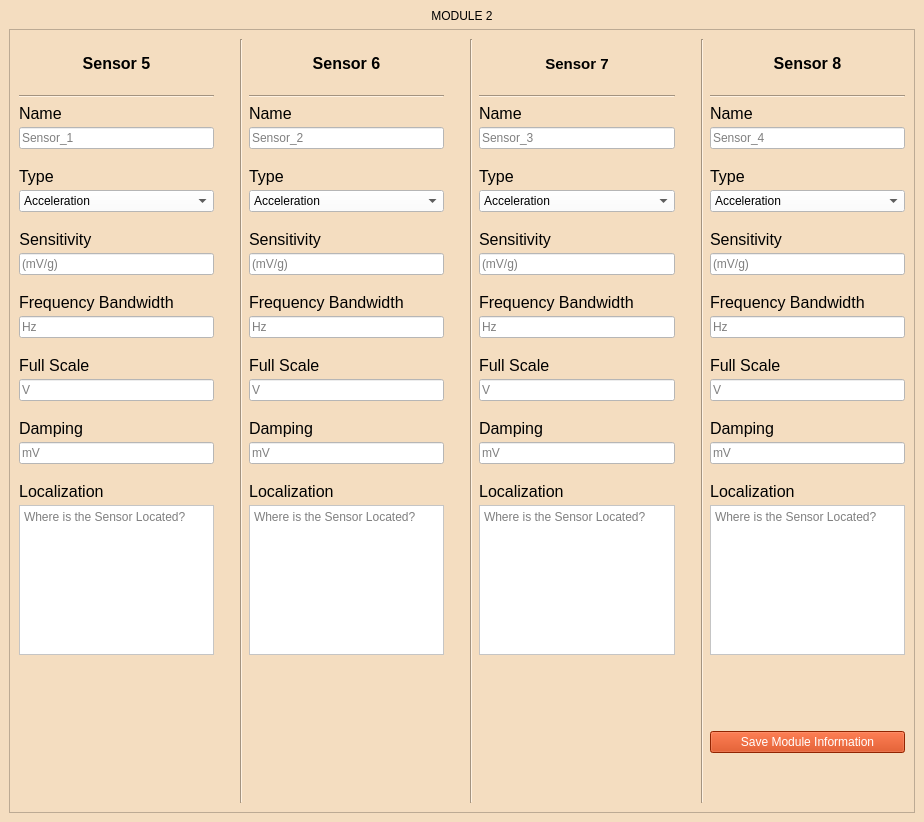
Above: GUI/Qt_Files/module_1_info_window.ui from jrsm1/EWAS_Application before the change. Below: the same form after it.
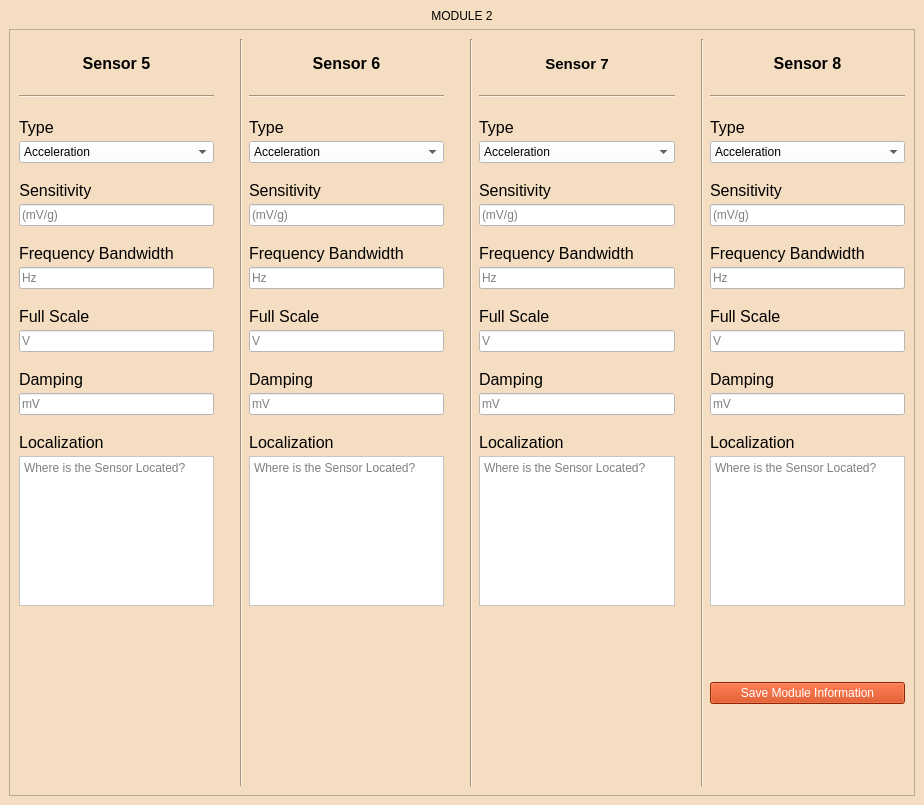
That is the form after the change.

The edit to the form file:
```diff
--- a/GUI/Qt_Files/module_1_info_window.ui
+++ b/GUI/Qt_Files/module_1_info_window.ui
@@ -7,7 +7,7 @@
     <x>0</x>
     <y>0</y>
     <width>924</width>
-    <height>822</height>
+    <height>805</height>
    </rect>
   </property>
   <property name="windowTitle">
@@ -88,18 +88,6 @@
             <number>4</number>
            </property>
            <item row="0" column="1">
-            <widget class="QLabel" name="channel_info_sensor1_nameLabel">
-             <property name="text">
-              <string>&lt;html&gt;&lt;head/&gt;&lt;body&gt;&lt;p&gt;&lt;span
-															style=&quot; font-size:12pt;&quot;&gt;Name&lt;/span&gt;&lt;/p&gt;&lt;/body&gt;&lt;/html&gt;
-														</string>
-             </property>
-             <property name="alignment">
-              <set>Qt::AlignLeading|Qt::AlignLeft|Qt::AlignVCenter</set>
-             </property>
-            </widget>
-           </item>
-           <item row="2" column="1">
             <spacer name="horizontalSpacer_31">
              <property name="orientation">
               <enum>Qt::Horizontal</enum>
@@ -112,7 +100,7 @@
              </property>
             </spacer>
            </item>
-           <item row="3" column="0">
+           <item row="1" column="0">
             <widget class="QLabel" name="channel_info_sensor1_type_Label">
              <property name="text">
               <string>&lt;html&gt;&lt;head/&gt;&lt;body&gt;&lt;p&gt;&lt;span
@@ -121,7 +109,7 @@
              </property>
             </widget>
            </item>
-           <item row="3" column="1">
+           <item row="1" column="1">
             <widget class="QComboBox" name="channel_info_sensor1_type_DropDown">
              <property name="styleSheet">
               <string notr="true">background-color: rgb(255, 255, 255);
@@ -151,7 +139,7 @@
              </item>
             </widget>
            </item>
-           <item row="4" column="1">
+           <item row="2" column="1">
             <spacer name="horizontalSpacer_5">
              <property name="orientation">
               <enum>Qt::Horizontal</enum>
@@ -164,7 +152,7 @@
              </property>
             </spacer>
            </item>
-           <item row="5" column="0">
+           <item row="3" column="0">
             <widget class="QLabel" name="channel_info_sensor1_Sensitivity_Label">
              <property name="text">
               <string>&lt;html&gt;&lt;head/&gt;&lt;body&gt;&lt;p&gt;&lt;span
@@ -176,7 +164,7 @@
              </property>
             </widget>
            </item>
-           <item row="5" column="1">
+           <item row="3" column="1">
             <widget class="QLineEdit" name="channel_info_sensor1_Sensitivity_LineEdit">
              <property name="styleSheet">
               <string notr="true">background-color: rgb(255, 255, 255);
@@ -189,7 +177,7 @@
              </property>
             </widget>
            </item>
-           <item row="6" column="1">
+           <item row="4" column="1">
             <spacer name="horizontalSpacer_32">
              <property name="orientation">
               <enum>Qt::Horizontal</enum>
@@ -202,7 +190,7 @@
              </property>
             </spacer>
            </item>
-           <item row="7" column="0">
+           <item row="5" column="0">
             <widget class="QLabel" name="channel_info_sensor1_frequency_Bandwidth_Label">
              <property name="text">
               <string>&lt;html&gt;&lt;head/&gt;&lt;body&gt;&lt;p&gt;&lt;span
@@ -211,7 +199,7 @@
              </property>
             </widget>
            </item>
-           <item row="7" column="1">
+           <item row="5" column="1">
             <widget class="QLineEdit" name="channel_info_sensor1_frequency_Bandwidth_LineEdit">
              <property name="styleSheet">
               <string notr="true">background-color: rgb(255, 255, 255);
@@ -224,7 +212,7 @@
              </property>
             </widget>
            </item>
-           <item row="8" column="1">
+           <item row="6" column="1">
             <spacer name="horizontalSpacer_33">
              <property name="orientation">
               <enum>Qt::Horizontal</enum>
@@ -237,7 +225,7 @@
              </property>
             </spacer>
            </item>
-           <item row="9" column="0">
+           <item row="7" column="0">
             <widget class="QLabel" name="channel_info_sensor1_full_Scale_Label">
              <property name="text">
               <string>&lt;html&gt;&lt;head/&gt;&lt;body&gt;&lt;p&gt;&lt;span
@@ -246,7 +234,7 @@
              </property>
             </widget>
            </item>
-           <item row="9" column="1">
+           <item row="7" column="1">
             <widget class="QLineEdit" name="channel_info_sensor1_full_Scale_LineEdit">
              <property name="styleSheet">
               <string notr="true">background-color: rgb(255, 255, 255);
@@ -259,7 +247,7 @@
              </property>
             </widget>
            </item>
-           <item row="10" column="0" colspan="2">
+           <item row="8" column="0" colspan="2">
             <spacer name="horizontalSpacer_34">
              <property name="orientation">
               <enum>Qt::Horizontal</enum>
@@ -272,7 +260,7 @@
              </property>
             </spacer>
            </item>
-           <item row="11" column="0">
+           <item row="9" column="0">
             <widget class="QLabel" name="channel_info_sensor1_dampingLabel">
              <property name="text">
               <string>&lt;html&gt;&lt;head/&gt;&lt;body&gt;&lt;p&gt;&lt;span
@@ -281,7 +269,7 @@
              </property>
             </widget>
            </item>
-           <item row="11" column="1">
+           <item row="9" column="1">
             <widget class="QLineEdit" name="channel_info_sensor1_dampingLineEdit">
              <property name="styleSheet">
               <string notr="true">background-color: rgb(255, 255, 255);
@@ -294,7 +282,7 @@
              </property>
             </widget>
            </item>
-           <item row="12" column="0" colspan="2">
+           <item row="10" column="0" colspan="2">
             <spacer name="horizontalSpacer_35">
              <property name="orientation">
               <enum>Qt::Horizontal</enum>
@@ -307,7 +295,7 @@
              </property>
             </spacer>
            </item>
-           <item row="13" column="0">
+           <item row="11" column="0">
             <widget class="QLabel" name="channel_info_sensor1_locationLabel">
              <property name="text">
               <string>&lt;html&gt;&lt;head/&gt;&lt;body&gt;&lt;p&gt;&lt;span
@@ -319,7 +307,7 @@
              </property>
             </widget>
            </item>
-           <item row="13" column="1">
+           <item row="11" column="1">
             <widget class="QTextEdit" name="channel_info_sensor1_location_Edit">
              <property name="maximumSize">
               <size>
@@ -338,22 +326,6 @@
              </property>
             </widget>
            </item>
-           <item row="1" column="1">
-            <widget class="QLineEdit" name="channel_info_sensor1_nameLineEdit">
-             <property name="enabled">
-              <bool>false</bool>
-             </property>
-             <property name="styleSheet">
-              <string notr="true">background-color:rgb(255, 255, 255);
-															color: rgb(0, 0, 0);
-															font: 12pt &quot;MS Shell Dlg 2&quot;;
-														</string>
-             </property>
-             <property name="placeholderText">
-              <string>Sensor_1</string>
-             </property>
-            </widget>
-           </item>
           </layout>
          </item>
         </layout>
@@ -417,32 +389,7 @@
            <property name="verticalSpacing">
             <number>4</number>
            </property>
-           <item row="0" column="0">
-            <widget class="QLabel" name="channel_info_sensor2_nameLabel">
-             <property name="text">
-              <string>&lt;html&gt;&lt;head/&gt;&lt;body&gt;&lt;p&gt;&lt;span
-															style=&quot; font-size:12pt;&quot;&gt;Name&lt;/span&gt;&lt;/p&gt;&lt;/body&gt;&lt;/html&gt;
-														</string>
-             </property>
-            </widget>
-           </item>
            <item row="0" column="1">
-            <widget class="QLineEdit" name="channel_info_sensor2_nameLineEdit">
-             <property name="enabled">
-              <bool>false</bool>
-             </property>
-             <property name="styleSheet">
-              <string notr="true">background-color: rgb(255, 255, 255);
-															color: rgb(0, 0, 0);
-															font: 12pt &quot;MS Shell Dlg 2&quot;;
-														</string>
-             </property>
-             <property name="placeholderText">
-              <string>Sensor_2</string>
-             </property>
-            </widget>
-           </item>
-           <item row="1" column="1">
             <spacer name="horizontalSpacer_6">
              <property name="orientation">
               <enum>Qt::Horizontal</enum>
@@ -455,7 +402,7 @@
              </property>
             </spacer>
            </item>
-           <item row="2" column="0">
+           <item row="1" column="0">
             <widget class="QLabel" name="channel_info_sensor2_type_Label">
              <property name="text">
               <string>&lt;html&gt;&lt;head/&gt;&lt;body&gt;&lt;p&gt;&lt;span
@@ -464,7 +411,7 @@
              </property>
             </widget>
            </item>
-           <item row="2" column="1">
+           <item row="1" column="1">
             <widget class="QComboBox" name="channel_info_sensor2_type_DropDown">
              <property name="styleSheet">
               <string notr="true">background-color: rgb(255, 255, 255);
@@ -494,7 +441,7 @@
              </item>
             </widget>
            </item>
-           <item row="3" column="0" colspan="2">
+           <item row="2" column="0" colspan="2">
             <spacer name="horizontalSpacer_36">
              <property name="orientation">
               <enum>Qt::Horizontal</enum>
@@ -507,7 +454,7 @@
              </property>
             </spacer>
            </item>
-           <item row="4" column="0">
+           <item row="3" column="0">
             <widget class="QLabel" name="channel_info_sensor2_Sensitivity_Label">
              <property name="text">
               <string>&lt;html&gt;&lt;head/&gt;&lt;body&gt;&lt;p&gt;&lt;span
@@ -516,7 +463,7 @@
              </property>
             </widget>
            </item>
-           <item row="4" column="1">
+           <item row="3" column="1">
             <widget class="QLineEdit" name="channel_info_sensor2_Sensitivity_LineEdit">
              <property name="styleSheet">
               <string notr="true">background-color: rgb(255, 255, 255);
@@ -529,7 +476,7 @@
              </property>
             </widget>
            </item>
-           <item row="5" column="1">
+           <item row="4" column="1">
             <spacer name="horizontalSpacer_37">
              <property name="orientation">
               <enum>Qt::Horizontal</enum>
@@ -542,7 +489,7 @@
              </property>
             </spacer>
            </item>
-           <item row="6" column="1">
+           <item row="5" column="1">
             <widget class="QLabel" name="channel_info_sensor2_frequency_Bandwidth_Label">
              <property name="text">
               <string>&lt;html&gt;&lt;head/&gt;&lt;body&gt;&lt;p&gt;&lt;span
@@ -551,7 +498,7 @@
              </property>
             </widget>
            </item>
-           <item row="7" column="1">
+           <item row="6" column="1">
             <widget class="QLineEdit" name="channel_info_sensor2_frequency_Bandwidth_LineEdit">
              <property name="styleSheet">
               <string notr="true">background-color: rgb(255, 255, 255);
@@ -564,7 +511,7 @@
              </property>
             </widget>
            </item>
-           <item row="8" column="1">
+           <item row="7" column="1">
             <spacer name="horizontalSpacer_38">
              <property name="orientation">
               <enum>Qt::Horizontal</enum>
@@ -577,7 +524,7 @@
              </property>
             </spacer>
            </item>
-           <item row="9" column="0">
+           <item row="8" column="0">
             <widget class="QLabel" name="channel_info_sensor2_full_Scale_Label">
              <property name="text">
               <string>&lt;html&gt;&lt;head/&gt;&lt;body&gt;&lt;p&gt;&lt;span
@@ -586,7 +533,7 @@
              </property>
             </widget>
            </item>
-           <item row="9" column="1">
+           <item row="8" column="1">
             <widget class="QLineEdit" name="channel_info_sensor2_full_Scale_LineEdit">
              <property name="styleSheet">
               <string notr="true">background-color: rgb(255, 255, 255);
@@ -599,7 +546,7 @@
              </property>
             </widget>
            </item>
-           <item row="10" column="1">
+           <item row="9" column="1">
             <spacer name="horizontalSpacer_39">
              <property name="orientation">
               <enum>Qt::Horizontal</enum>
@@ -612,7 +559,7 @@
              </property>
             </spacer>
            </item>
-           <item row="11" column="0">
+           <item row="10" column="0">
             <widget class="QLabel" name="channel_info_sensor2_dampingLabel">
              <property name="text">
               <string>&lt;html&gt;&lt;head/&gt;&lt;body&gt;&lt;p&gt;&lt;span
@@ -621,7 +568,7 @@
              </property>
             </widget>
            </item>
-           <item row="11" column="1">
+           <item row="10" column="1">
             <widget class="QLineEdit" name="channel_info_sensor2_dampingLineEdit">
              <property name="styleSheet">
               <string notr="true">background-color: rgb(255, 255, 255);
@@ -634,7 +581,7 @@
              </property>
             </widget>
            </item>
-           <item row="12" column="1">
+           <item row="11" column="1">
             <spacer name="horizontalSpacer_40">
              <property name="orientation">
               <enum>Qt::Horizontal</enum>
@@ -647,7 +594,7 @@
              </property>
             </spacer>
            </item>
-           <item row="13" column="0">
+           <item row="12" column="0">
             <widget class="QLabel" name="channel_info_sensor2_location_Label">
              <property name="text">
               <string>&lt;html&gt;&lt;head/&gt;&lt;body&gt;&lt;p align=&quot;center&quot;&gt;&lt;span
@@ -659,7 +606,7 @@
              </property>
             </widget>
            </item>
-           <item row="13" column="1">
+           <item row="12" column="1">
             <widget class="QTextEdit" name="channel_info_sensor2_location_Edit">
              <property name="maximumSize">
               <size>
@@ -748,31 +695,6 @@
             <number>4</number>
            </property>
            <item row="0" column="1">
-            <widget class="QLabel" name="channel_info_sensor3_nameLabel">
-             <property name="text">
-              <string>&lt;html&gt;&lt;head/&gt;&lt;body&gt;&lt;p&gt;&lt;span
-															style=&quot; font-size:12pt;&quot;&gt;Name&lt;/span&gt;&lt;/p&gt;&lt;/body&gt;&lt;/html&gt;
-														</string>
-             </property>
-            </widget>
-           </item>
-           <item row="1" column="1">
-            <widget class="QLineEdit" name="channel_info_sensor3_nameLineEdit">
-             <property name="enabled">
-              <bool>false</bool>
-             </property>
-             <property name="styleSheet">
-              <string notr="true">background-color: rgb(255, 255, 255);
-															color: rgb(0, 0, 0);
-															font: 12pt &quot;MS Shell Dlg 2&quot;;
-														</string>
-             </property>
-             <property name="placeholderText">
-              <string>Sensor_3</string>
-             </property>
-            </widget>
-           </item>
-           <item row="2" column="1">
             <spacer name="horizontalSpacer_41">
              <property name="orientation">
               <enum>Qt::Horizontal</enum>
@@ -785,7 +707,7 @@
              </property>
             </spacer>
            </item>
-           <item row="3" column="0">
+           <item row="1" column="0">
             <widget class="QLabel" name="channel_info_sensor3_type_Label">
              <property name="text">
               <string>&lt;html&gt;&lt;head/&gt;&lt;body&gt;&lt;p&gt;&lt;span
@@ -794,7 +716,7 @@
              </property>
             </widget>
            </item>
-           <item row="3" column="1">
+           <item row="1" column="1">
             <widget class="QComboBox" name="channel_info_sensor3_type_DropDown">
              <property name="styleSheet">
               <string notr="true">background-color: rgb(255, 255, 255);
@@ -824,7 +746,7 @@
              </item>
             </widget>
            </item>
-           <item row="4" column="1">
+           <item row="2" column="1">
             <spacer name="horizontalSpacer_42">
              <property name="orientation">
               <enum>Qt::Horizontal</enum>
@@ -837,7 +759,7 @@
              </property>
             </spacer>
            </item>
-           <item row="5" column="0">
+           <item row="3" column="0">
             <widget class="QLabel" name="channel_info_sensor3_Sensitivity_Label">
              <property name="text">
               <string>&lt;html&gt;&lt;head/&gt;&lt;body&gt;&lt;p&gt;&lt;span
@@ -846,7 +768,7 @@
              </property>
             </widget>
            </item>
-           <item row="5" column="1">
+           <item row="3" column="1">
             <widget class="QLineEdit" name="channel_info_sensor3_Sensitivity_LineEdit">
              <property name="styleSheet">
               <string notr="true">background-color: rgb(255, 255, 255);
@@ -859,7 +781,7 @@
              </property>
             </widget>
            </item>
-           <item row="6" column="1">
+           <item row="4" column="1">
             <spacer name="horizontalSpacer_43">
              <property name="orientation">
               <enum>Qt::Horizontal</enum>
@@ -872,7 +794,7 @@
              </property>
             </spacer>
            </item>
-           <item row="7" column="1">
+           <item row="5" column="1">
             <widget class="QLabel" name="channel_info_sensor3_frequency_Bandwidth_Label">
              <property name="text">
               <string>&lt;html&gt;&lt;head/&gt;&lt;body&gt;&lt;p&gt;&lt;span
@@ -881,7 +803,7 @@
              </property>
             </widget>
            </item>
-           <item row="8" column="1">
+           <item row="6" column="1">
             <widget class="QLineEdit" name="channel_info_sensor3_frequency_Bandwidth_LineEdit">
              <property name="styleSheet">
               <string notr="true">background-color: rgb(255, 255, 255);
@@ -894,7 +816,7 @@
              </property>
             </widget>
            </item>
-           <item row="9" column="1">
+           <item row="7" column="1">
             <spacer name="horizontalSpacer_44">
              <property name="orientation">
               <enum>Qt::Horizontal</enum>
@@ -907,7 +829,7 @@
              </property>
             </spacer>
            </item>
-           <item row="10" column="0">
+           <item row="8" column="0">
             <widget class="QLabel" name="channel_info_sensor3_full_Scale_Label">
              <property name="text">
               <string>&lt;html&gt;&lt;head/&gt;&lt;body&gt;&lt;p&gt;&lt;span
@@ -916,7 +838,7 @@
              </property>
             </widget>
            </item>
-           <item row="10" column="1">
+           <item row="8" column="1">
             <widget class="QLineEdit" name="channel_info_sensor3_full_scale_LineEdit">
              <property name="styleSheet">
               <string notr="true">background-color: rgb(255, 255, 255);
@@ -929,7 +851,7 @@
              </property>
             </widget>
            </item>
-           <item row="11" column="1">
+           <item row="9" column="1">
             <spacer name="horizontalSpacer_45">
              <property name="orientation">
               <enum>Qt::Horizontal</enum>
@@ -942,7 +864,7 @@
              </property>
             </spacer>
            </item>
-           <item row="12" column="0">
+           <item row="10" column="0">
             <widget class="QLabel" name="channel_info_sensor3_dampingLabel">
              <property name="text">
               <string>&lt;html&gt;&lt;head/&gt;&lt;body&gt;&lt;p&gt;&lt;span
@@ -951,7 +873,7 @@
              </property>
             </widget>
            </item>
-           <item row="12" column="1">
+           <item row="10" column="1">
             <widget class="QLineEdit" name="channel_info_sensor3_dampingLineEdit">
              <property name="styleSheet">
               <string notr="true">background-color: rgb(255, 255, 255);
@@ -964,7 +886,7 @@
              </property>
             </widget>
            </item>
-           <item row="13" column="1">
+           <item row="11" column="1">
             <spacer name="horizontalSpacer_46">
              <property name="orientation">
               <enum>Qt::Horizontal</enum>
@@ -977,7 +899,7 @@
              </property>
             </spacer>
            </item>
-           <item row="14" column="0">
+           <item row="12" column="0">
             <widget class="QLabel" name="channel_info_sensor3_location_Label">
              <property name="text">
               <string>&lt;html&gt;&lt;head/&gt;&lt;body&gt;&lt;p align=&quot;center&quot;&gt;&lt;span
@@ -989,7 +911,7 @@
              </property>
             </widget>
            </item>
-           <item row="14" column="1">
+           <item row="12" column="1">
             <widget class="QTextEdit" name="channel_info_sensor3_location_Edit">
              <property name="maximumSize">
               <size>
@@ -1075,31 +997,6 @@
             <number>4</number>
            </property>
            <item row="0" column="1">
-            <widget class="QLabel" name="channel_info_sensor4_nameLabel">
-             <property name="text">
-              <string>&lt;html&gt;&lt;head/&gt;&lt;body&gt;&lt;p&gt;&lt;span
-															style=&quot; font-size:12pt;&quot;&gt; Name&lt;/span&gt;&lt;/p&gt;&lt;/body&gt;&lt;/html&gt;
-														</string>
-             </property>
-            </widget>
-           </item>
-           <item row="1" column="1">
-            <widget class="QLineEdit" name="channel_info_sensor4_nameLineEdit">
-             <property name="enabled">
-              <bool>false</bool>
-             </property>
-             <property name="styleSheet">
-              <string notr="true">background-color: rgb(255, 255, 255);
-															color: rgb(0, 0, 0);
-															font: 12pt &quot;MS Shell Dlg 2&quot;;
-														</string>
-             </property>
-             <property name="placeholderText">
-              <string>Sensor_4</string>
-             </property>
-            </widget>
-           </item>
-           <item row="2" column="1">
             <spacer name="horizontalSpacer_47">
              <property name="orientation">
               <enum>Qt::Horizontal</enum>
@@ -1112,7 +1009,7 @@
              </property>
             </spacer>
            </item>
-           <item row="3" column="0">
+           <item row="1" column="0">
             <widget class="QLabel" name="channel_info_sensor4_type_Label">
              <property name="text">
               <string>&lt;html&gt;&lt;head/&gt;&lt;body&gt;&lt;p&gt;&lt;span
@@ -1121,7 +1018,7 @@
              </property>
             </widget>
            </item>
-           <item row="3" column="1">
+           <item row="1" column="1">
             <widget class="QComboBox" name="channel_info_sensor4_type_DropDown">
              <property name="styleSheet">
               <string notr="true">background-color: rgb(255, 255, 255);
@@ -1151,7 +1048,7 @@
              </item>
             </widget>
            </item>
-           <item row="4" column="1">
+           <item row="2" column="1">
             <spacer name="horizontalSpacer_48">
              <property name="orientation">
               <enum>Qt::Horizontal</enum>
@@ -1164,7 +1061,7 @@
              </property>
             </spacer>
            </item>
-           <item row="5" column="0">
+           <item row="3" column="0">
             <widget class="QLabel" name="channel_info_sensor4_Sensitivity_Label">
              <property name="text">
               <string>&lt;html&gt;&lt;head/&gt;&lt;body&gt;&lt;p&gt;&lt;span
@@ -1173,7 +1070,7 @@
              </property>
             </widget>
            </item>
-           <item row="5" column="1">
+           <item row="3" column="1">
             <widget class="QLineEdit" name="channel_info_sensor4_Sensitivity_LineEdit">
              <property name="styleSheet">
               <string notr="true">background-color: rgb(255, 255, 255);
@@ -1186,7 +1083,7 @@
              </property>
             </widget>
            </item>
-           <item row="6" column="0" colspan="2">
+           <item row="4" column="0" colspan="2">
             <spacer name="horizontalSpacer_49">
              <property name="orientation">
               <enum>Qt::Horizontal</enum>
@@ -1199,7 +1096,7 @@
              </property>
             </spacer>
            </item>
-           <item row="7" column="0">
+           <item row="5" column="0">
             <widget class="QLabel" name="channel_info_sensor4_frequency_Bandwidth_Label">
              <property name="text">
               <string>&lt;html&gt;&lt;head/&gt;&lt;body&gt;&lt;p&gt;&lt;span
@@ -1208,7 +1105,7 @@
              </property>
             </widget>
            </item>
-           <item row="7" column="1">
+           <item row="5" column="1">
             <widget class="QLineEdit" name="channel_info_sensor4_frequency_Bandwidth_LineEdit">
              <property name="styleSheet">
               <string notr="true">background-color: rgb(255, 255, 255);
@@ -1221,7 +1118,7 @@
              </property>
             </widget>
            </item>
-           <item row="8" column="1">
+           <item row="6" column="1">
             <spacer name="horizontalSpacer_50">
              <property name="orientation">
               <enum>Qt::Horizontal</enum>
@@ -1234,7 +1131,7 @@
              </property>
             </spacer>
            </item>
-           <item row="9" column="0">
+           <item row="7" column="0">
             <widget class="QLabel" name="channel_info_sensor4_full_scale_Label">
              <property name="text">
               <string>&lt;html&gt;&lt;head/&gt;&lt;body&gt;&lt;p&gt;&lt;span
@@ -1243,7 +1140,7 @@
              </property>
             </widget>
            </item>
-           <item row="9" column="1">
+           <item row="7" column="1">
             <widget class="QLineEdit" name="channel_info_senson4_full_Scale_LineEdit">
              <property name="styleSheet">
               <string notr="true">background-color: rgb(255, 255, 255);
@@ -1256,7 +1153,7 @@
              </property>
             </widget>
            </item>
-           <item row="10" column="1">
+           <item row="8" column="1">
             <spacer name="horizontalSpacer_51">
              <property name="orientation">
               <enum>Qt::Horizontal</enum>
@@ -1269,7 +1166,7 @@
              </property>
             </spacer>
            </item>
-           <item row="11" column="1">
+           <item row="9" column="1">
             <widget class="QLabel" name="channel_info_sensor4_dampingLabel">
              <property name="text">
               <string>&lt;html&gt;&lt;head/&gt;&lt;body&gt;&lt;p&gt;&lt;span
@@ -1278,7 +1175,7 @@
              </property>
             </widget>
            </item>
-           <item row="12" column="1">
+           <item row="10" column="1">
             <widget class="QLineEdit" name="channel_info_sensor4_dampingLineEdit">
              <property name="styleSheet">
               <string notr="true">background-color: rgb(255, 255, 255);
@@ -1291,7 +1188,7 @@
              </property>
             </widget>
            </item>
-           <item row="13" column="1">
+           <item row="11" column="1">
             <spacer name="horizontalSpacer_52">
              <property name="orientation">
               <enum>Qt::Horizontal</enum>
@@ -1304,7 +1201,7 @@
              </property>
             </spacer>
            </item>
-           <item row="14" column="0">
+           <item row="12" column="0">
             <widget class="QLabel" name="channel_info_ensor4_LocalizationLabel">
              <property name="text">
               <string>&lt;html&gt;&lt;head/&gt;&lt;body&gt;&lt;p align=&quot;center&quot;&gt;&lt;span
@@ -1316,7 +1213,7 @@
              </property>
             </widget>
            </item>
-           <item row="14" column="1">
+           <item row="12" column="1">
             <widget class="QPlainTextEdit" name="channel_info_sensor4_location_Edit">
              <property name="maximumSize">
               <size>
@@ -1335,7 +1232,7 @@
              </property>
             </widget>
            </item>
-           <item row="15" column="1">
+           <item row="13" column="1">
             <spacer name="horizontalSpacer_53">
              <property name="orientation">
               <enum>Qt::Horizontal</enum>
@@ -1348,7 +1245,20 @@
              </property>
             </spacer>
            </item>
-           <item row="17" column="1">
+           <item row="14" column="1">
+            <spacer name="horizontalSpacer_2">
+             <property name="orientation">
+              <enum>Qt::Horizontal</enum>
+             </property>
+             <property name="sizeHint" stdset="0">
+              <size>
+               <width>40</width>
+               <height>20</height>
+              </size>
+             </property>
+            </spacer>
+           </item>
+           <item row="15" column="1">
             <spacer name="horizontalSpacer_54">
              <property name="orientation">
               <enum>Qt::Horizontal</enum>
@@ -1361,7 +1271,7 @@
              </property>
             </spacer>
            </item>
-           <item row="18" column="1">
+           <item row="16" column="1">
             <widget class="QPushButton" name="channel_info_SAVE_Button">
              <property name="styleSheet">
               <string notr="true">background-color:rgb(204, 51, 0);
@@ -1374,19 +1284,6 @@
              </property>
             </widget>
            </item>
-           <item row="16" column="1">
-            <spacer name="horizontalSpacer_2">
-             <property name="orientation">
-              <enum>Qt::Horizontal</enum>
-             </property>
-             <property name="sizeHint" stdset="0">
-              <size>
-               <width>40</width>
-               <height>20</height>
-              </size>
-             </property>
-            </spacer>
-           </item>
           </layout>
          </item>
          <item>
```
Left out of the diff: 27 changed lines with no effect on the pictures.
